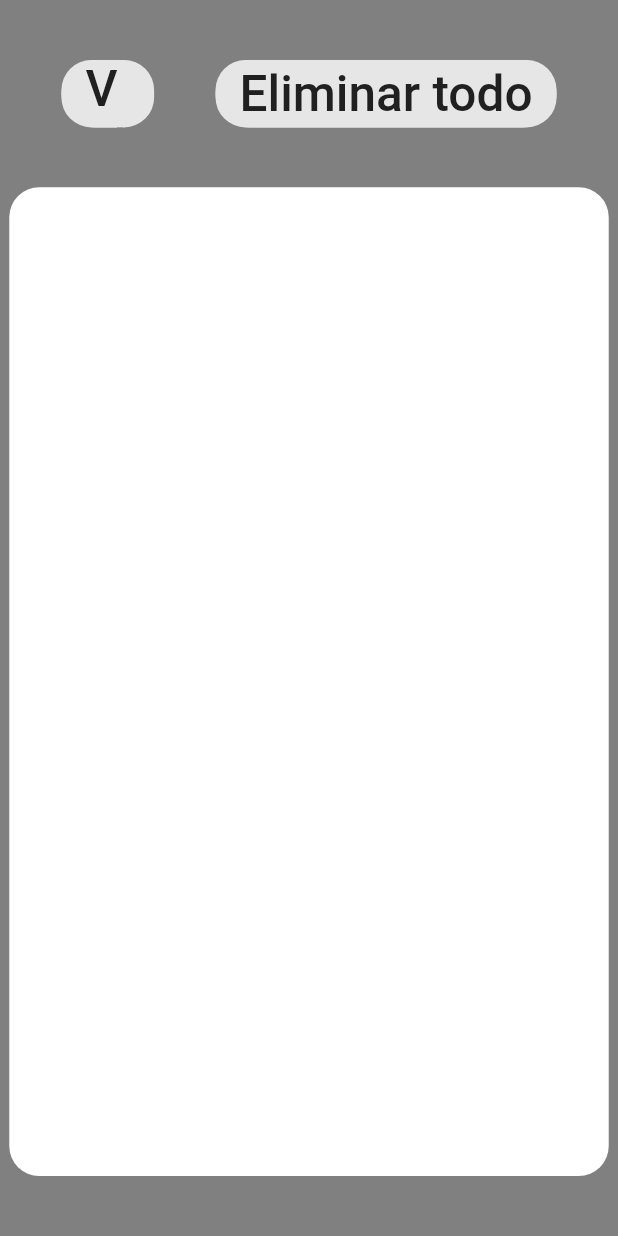
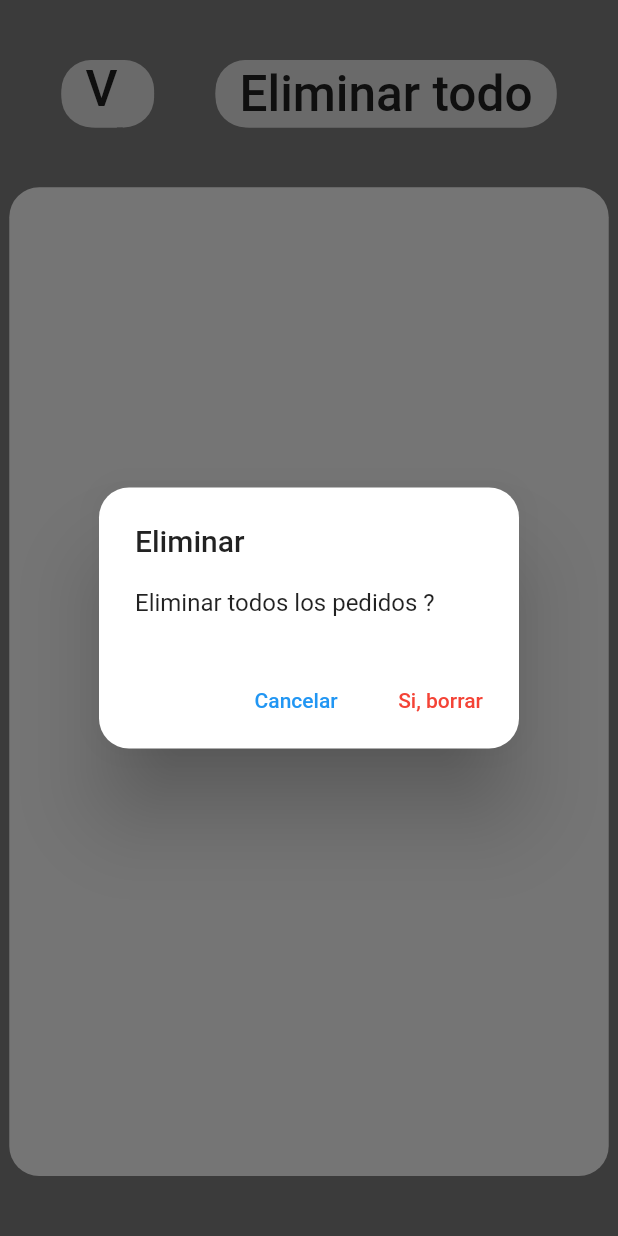
Before and after one commit to AgustinDipolito/AutoBiller, a Flutter app: the TodosPage screen opened by its route, after a tap on "Eliminar todo", on a phone screen of 412 x 824 dp. Run offline on Flutter 3.47's test engine with Material 2 defaults, Android fonts, the phone set to English and light mode, and no system bars; our stand-ins replace shared_preferences; accounts and stored records are empty.

Commit message:
save/load/delete

```diff
--- a/lib/helpers/savePedido.dart
+++ b/lib/helpers/savePedido.dart
@@ -1,5 +1,6 @@
 import 'dart:convert';
 
+import 'package:dist_v2/models/pedido.dart';
 import 'package:dist_v2/models/user_preferences.dart';
 import 'package:dist_v2/services/cliente_service.dart';
 import 'package:dist_v2/services/pedido_service.dart';
@@ -10,7 +11,7 @@ void savePedido(BuildContext context, String name) async {
   final pedidoService = Provider.of<PedidoService>(context, listen: false);
   final clienteService = Provider.of<ClienteService>(context, listen: false);
   try {
-    clienteService.guardarPedido(
+    Pedido pedido = clienteService.guardarPedido(
       name,
       pedidoService.giveSaved(),
       pedidoService.sumTot(),
@@ -18,7 +19,7 @@ void savePedido(BuildContext context, String name) async {
     pedidoService.clearAll();
 
     String pedidos = json.encode(clienteService.clientes);
-    await UserPreferences.setPedido(pedidos);
+    await UserPreferences.setPedido(pedidos, pedido.intKey);
   } catch (e) {
     print("EEEEEEError:  $e");
   }
--- a/lib/models/pedido.dart
+++ b/lib/models/pedido.dart
@@ -9,8 +9,10 @@ class Pedido {
   late final List<Itm> lista;
   String? listaString = "";
   final Key key;
+  final int intKey;
 
   Pedido({
+    required this.intKey,
     required this.nombre,
     required this.fecha,
     required this.lista,
@@ -24,6 +26,7 @@ class Pedido {
         lista: List<Itm>.from(json["lista"].map((x) => Itm.fromJson(x))),
         key: ValueKey(json["key"]),
         total: int.parse(json["total"]),
+        intKey: int.parse(json["intKey"]),
       );
 
   Map<String, dynamic> toJson() {
@@ -33,6 +36,7 @@ class Pedido {
       "lista": lista,
       "key": key.toString(),
       "total": total.toString(),
+      "intKey": intKey.toString(),
     };
   }
 }
--- a/lib/models/user_preferences.dart
+++ b/lib/models/user_preferences.dart
@@ -1,27 +1,29 @@
 import 'dart:convert';
 
+import 'package:shared_preferences/shared_preferences.dart';
 import 'package:dist_v2/models/pedido.dart';
-import 'package:shared_preferences/shared_preferences.dart';
 
 class UserPreferences {
   static SharedPreferences? _preferences;
-
+  static int x = 0;
   static Future init() async =>
       _preferences = await SharedPreferences.getInstance();
 
-  static Future setPedido(String lista) async {
-    var x = getCantidad()!;
-    await _preferences!.setString("pedidos$x", lista);
-    setCant(x + 1);
+  static Future setPedido(String lista, int key) async {
+    (_preferences!.containsKey("pedidos$key"))
+        ? await _preferences!.setString("pedidos${key + 1}", lista)
+        : await _preferences!.setString("pedidos$key", lista);
+    x++;
   }
 
   static List<Pedido> getPedidos() {
+    var keys = _preferences!.getKeys();
+    print("${_preferences!.getKeys()}");
     try {
-      var x = getCantidad()!;
       List<Pedido> pedidos = [];
       String list = "";
-      for (int i = 0; i < x; i++) {
-        list = _preferences!.getString("pedidos$i") ?? "";
+      for (var key in keys) {
+        list = _preferences!.getString(key) ?? "";
 
         //Map<String, dynamic>
         var map = jsonDecode(list);
@@ -35,19 +37,15 @@ class UserPreferences {
     }
   }
 
-  static int? getCantidad() {
-    return _preferences!.getInt("cant") ?? 0;
-  }
-
-  static Future setCant(int x) async {
-    await _preferences!.setInt("cant", x);
+  static int getCantidad() {
+    return _preferences!.getKeys().length;
   }
 
   static Future clearAllStored() async {
     await _preferences!.clear();
   }
 
-  static Future deleteOne(String key) async {
-    await _preferences!.remove(key);
+  static Future deleteOne(int key) async {
+    await _preferences!.remove("pedidos$key");
   }
 }
--- a/lib/pages/todos_page.dart
+++ b/lib/pages/todos_page.dart
@@ -65,7 +65,35 @@ class _TodosPageState extends State<TodosPage> {
                     primary: Color(0xFFE6E6E6),
                   ),
                   onPressed: () {
-                    UserPreferences.clearAllStored();
+                    showDialog(
+                        context: context,
+                        builder: (_) {
+                          return AlertDialog(
+                            shape: RoundedRectangleBorder(
+                              borderRadius: BorderRadius.circular(20),
+                            ),
+                            title: Text("Eliminar"),
+                            content: Text("Eliminar todos los pedidos ?"),
+                            actions: <Widget>[
+                              MaterialButton(
+                                  child: Text(
+                                    "Cancelar",
+                                    style: TextStyle(color: Colors.blue),
+                                  ),
+                                  onPressed: () => Navigator.pop(context)),
+                              MaterialButton(
+                                  child: Text(
+                                    "Si, borrar",
+                                    style: TextStyle(color: Colors.red),
+                                  ),
+                                  onPressed: () {
+                                    UserPreferences.clearAllStored();
+                                    clienteService.loadClientes();
+                                    Navigator.pop(context);
+                                  }),
+                            ],
+                          );
+                        });
                   },
                   child: Align(
                     alignment: Alignment.center,
--- a/lib/services/lista_service.dart
+++ b/lib/services/lista_service.dart
@@ -10,7 +10,7 @@ class ListaService with ChangeNotifier {
   // Map<String, dynamic> get data => this._data;
 
   List<Item> _todo = [];
-  List<Item> get todo => this._todo.toSet().toList();
+  Future<List<Item>> get todo async => this._todo.toSet().toList();
 
   void readJson() async {
     final response = await rootBundle.loadString("assets/catalogo.json");
@@ -25,7 +25,7 @@ class ListaService with ChangeNotifier {
   }
 
   void searchItem(String cad) {
-    final itemf = todo.where((item) {
+    final itemf = this._todo.where((item) {
       final nombreLow = item.nombre.toLowerCase();
       final searchLow = cad.toLowerCase();
 
```
Also changed, not shown: lib/services/cliente_service.dart (+14 -10 lines), lib/widgets/Izq_principal.dart (+18 -7 lines).
